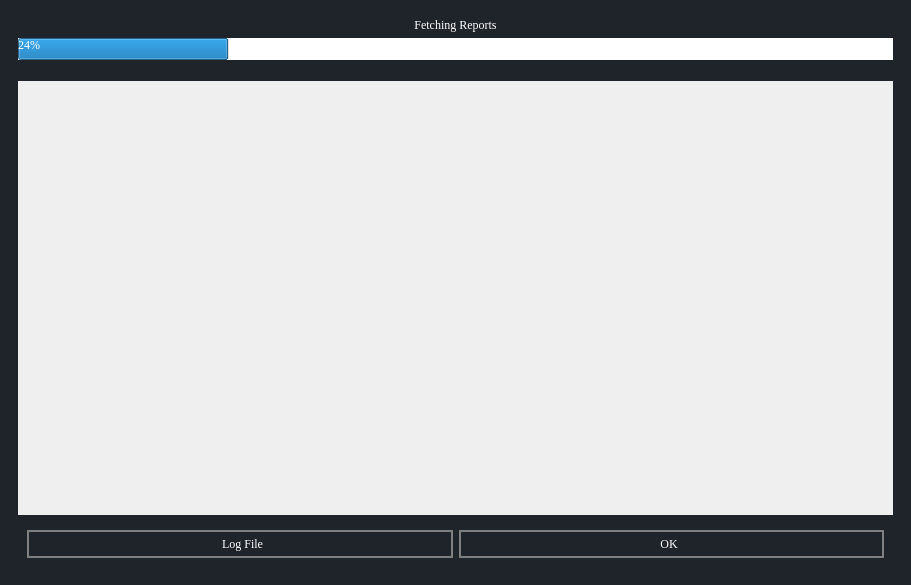
The window that ui/fetchReportsProgressWindow.ui (aanushri9/Counter-Harvesting-5.1) describes before a commit, drawn with Qt 5.
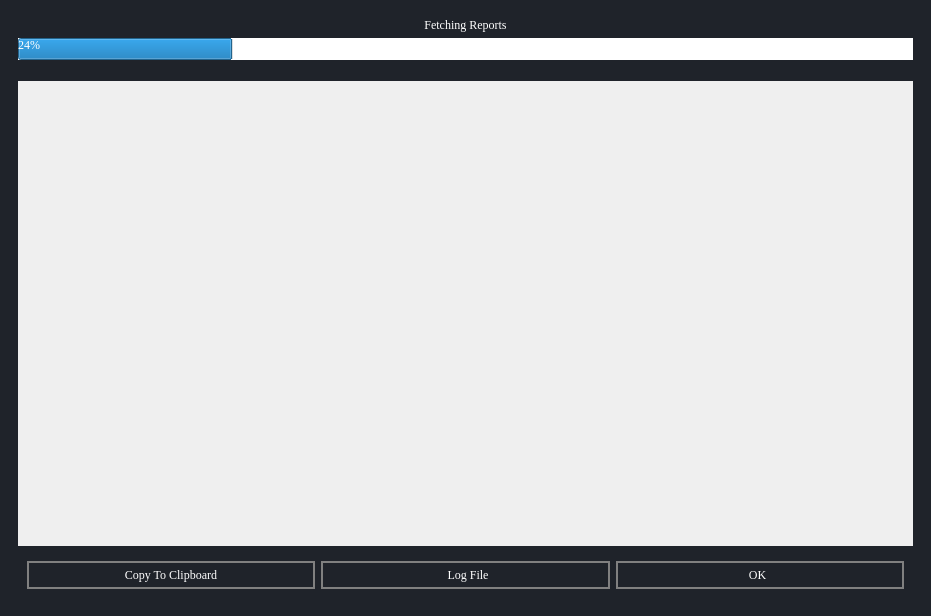
The same window after the commit.

The edit to the form file:
```diff
--- a/ui/fetchReportsProgressWindow.ui
+++ b/ui/fetchReportsProgressWindow.ui
@@ -6,8 +6,8 @@
    <rect>
     <x>0</x>
     <y>0</y>
-    <width>911</width>
-    <height>585</height>
+    <width>931</width>
+    <height>616</height>
    </rect>
   </property>
   <property name="windowTitle">
@@ -113,8 +113,8 @@
            <rect>
             <x>0</x>
             <y>0</y>
-            <width>837</width>
-            <height>398</height>
+            <width>857</width>
+            <height>429</height>
            </rect>
           </property>
           <layout class="QVBoxLayout" name="scroll_area_vertical_layout"/>
@@ -130,17 +130,14 @@
           <enum>QFrame::Raised</enum>
          </property>
          <layout class="QGridLayout" name="gridLayout_2">
-          <item row="0" column="0">
-           <widget class="QPushButton" name="logFileButton">
-            <property name="styleSheet">
-             <string notr="true">padding-right:5px;</string>
-            </property>
+          <item row="1" column="1">
+           <widget class="QPushButton" name="pushButton">
             <property name="text">
-             <string>Log File</string>
+             <string>Copy To Clipboard</string>
             </property>
            </widget>
           </item>
-          <item row="0" column="1">
+          <item row="1" column="3">
            <widget class="QPushButton" name="exportButton">
             <property name="sizePolicy">
              <sizepolicy hsizetype="Preferred" vsizetype="Fixed">
@@ -156,6 +153,16 @@
             </property>
            </widget>
           </item>
+          <item row="1" column="2">
+           <widget class="QPushButton" name="logFileButton">
+            <property name="styleSheet">
+             <string notr="true">padding-right:5px;</string>
+            </property>
+            <property name="text">
+             <string>Log File</string>
+            </property>
+           </widget>
+          </item>
          </layout>
         </widget>
        </item>
```
